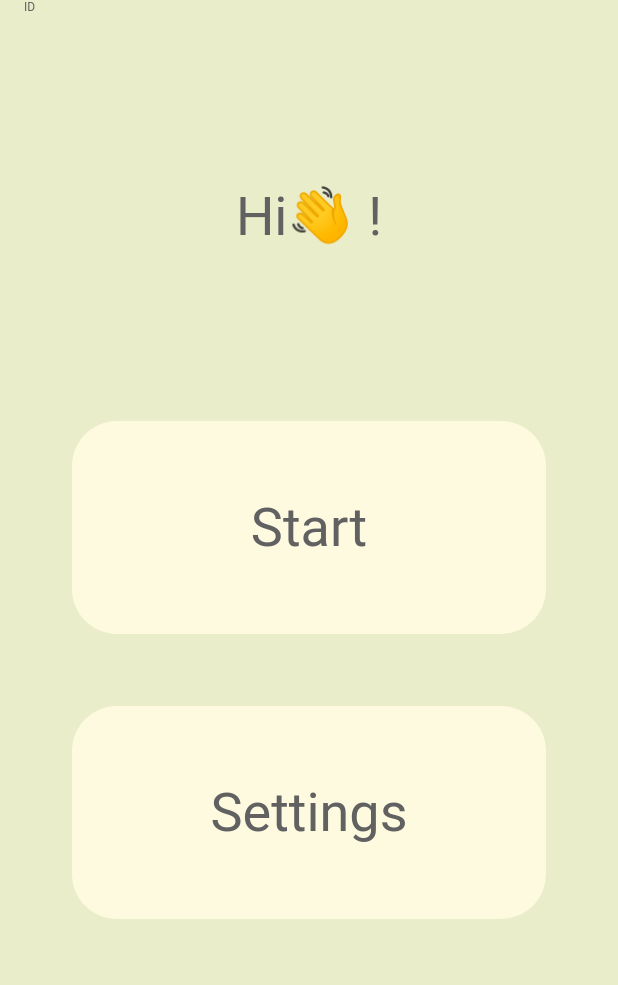
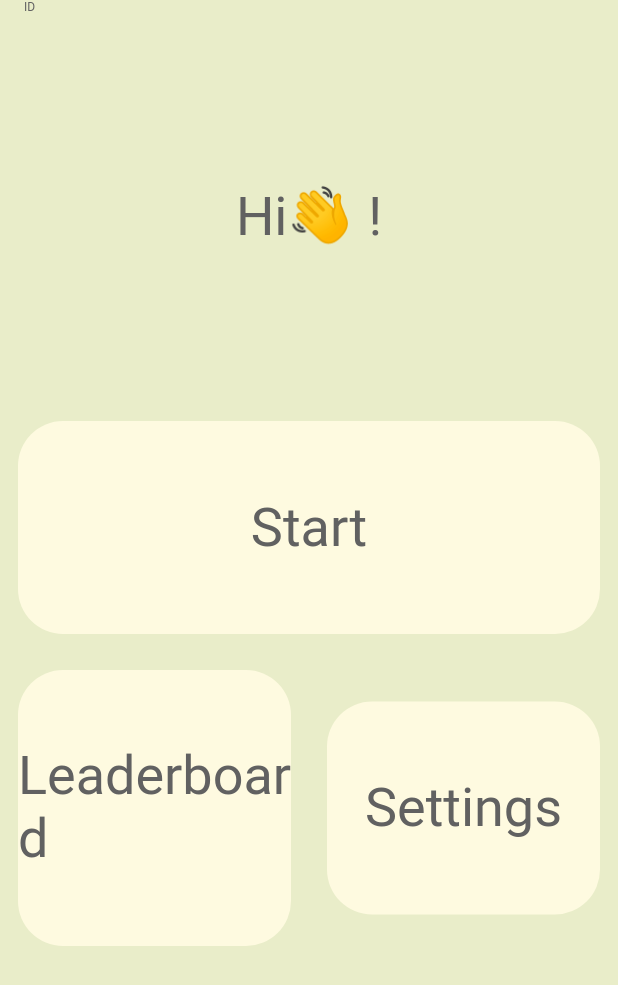
Before and after one commit to rinnbiesun/color_game, a Flutter app: the screen it shows after launch, on a phone screen of 412 x 824 dp. Shown: the top 985 px of the screen. Run offline on Flutter 3.47's test engine with Material 2 defaults, Android fonts, the light colour scheme and no system bars; our stand-ins replace device_info_plus, firebase_core, firebase_database, flutter_riverpod, sqflite; accounts and stored records are empty; generated files the repository leaves out were written again.

Commit message:
Update home / game result page UI

```diff
--- a/lib/game/game_result.dart
+++ b/lib/game/game_result.dart
@@ -113,14 +113,6 @@ class _GameResultPageState extends State<GameResultPage> {
               height: 48.0,
             ),
             HomeCard(
-              text: AppLocalizations.of(context)!.leaderboard,
-              onTap: () {},
-            ),
-            const SizedBox(
-              width: 0.0,
-              height: 48.0,
-            ),
-            HomeCard(
               text: AppLocalizations.of(context)!.backHome,
               onTap: () {
                 Navigator.pushReplacementNamed(context, AppRoute.home);
--- a/lib/home/home_page.dart
+++ b/lib/home/home_page.dart
@@ -113,9 +113,20 @@ class _HomePageState extends ConsumerState<HomePage> {
                     ),
                     const SizedBox(
                       width: 0.0,
-                      height: 48.0,
+                      height: 24.0,
                     ),
-                    HomeCard(
+                    Row(
+                      children: [
+                        Expanded(
+                          flex: 1,
+                          child: HomeHalfCard(
+                            text: AppLocalizations.of(context)!.leaderboard,
+                            onTap: () => {},
+                          ),
+                        ),
+                        Expanded(
+                          flex: 1,
+                          child: HomeHalfCard(
                             text: AppLocalizations.of(context)!.settings,
                             onTap: () => {
                               showDialog(
@@ -123,6 +134,9 @@ class _HomePageState extends ConsumerState<HomePage> {
                                   builder: (context) => const NameInputDialog())
                             },
                           ),
+                        ),
+                      ],
+                    )
                   ],
                 ),
               ),
@@ -189,7 +203,7 @@ class HomeCard extends StatelessWidget {
     return InkWell(
       onTap: onTap,
       child: Container(
-          margin: const EdgeInsets.symmetric(horizontal: 48.0),
+          margin: const EdgeInsets.symmetric(horizontal: 12.0),
           padding: const EdgeInsets.all(50.0),
           alignment: Alignment.center,
           child: Text(
@@ -205,3 +219,32 @@ class HomeCard extends StatelessWidget {
     );
   }
 }
+
+class HomeHalfCard extends StatelessWidget {
+  const HomeHalfCard({Key? key, required this.text, required this.onTap})
+      : super(key: key);
+
+  final String text;
+  final VoidCallback? onTap;
+
+  @override
+  Widget build(BuildContext context) {
+    return InkWell(
+      onTap: onTap,
+      child: Container(
+          margin: const EdgeInsets.symmetric(horizontal: 12.0),
+          padding: const EdgeInsets.symmetric(vertical: 50.0),
+          alignment: Alignment.center,
+          child: Text(
+            text,
+            style: const TextStyle(
+                fontSize: 36.0, color: Color(AppColor.generalTextColor)),
+          ),
+          decoration: const BoxDecoration(
+              color: Color(AppColor.buttonBackgroundColor),
+              shape: BoxShape.rectangle,
+              border: null,
+              borderRadius: BorderRadius.all(Radius.circular(30.0)))),
+    );
+  }
+}
--- a/lib/l10n/app_zh.arb
+++ b/lib/l10n/app_zh.arb
@@ -4,7 +4,7 @@
 
     "language": "繁體中文",
     "start": "開始遊戲",
-    "settings": "遊戲設定",
+    "settings": "設定",
     "confirm": "確定",
     "greeting": "你好👋 {name}!",
     "playerName": "玩家名字",
```
Lines whose indentation alone changed are shown as unchanged.
